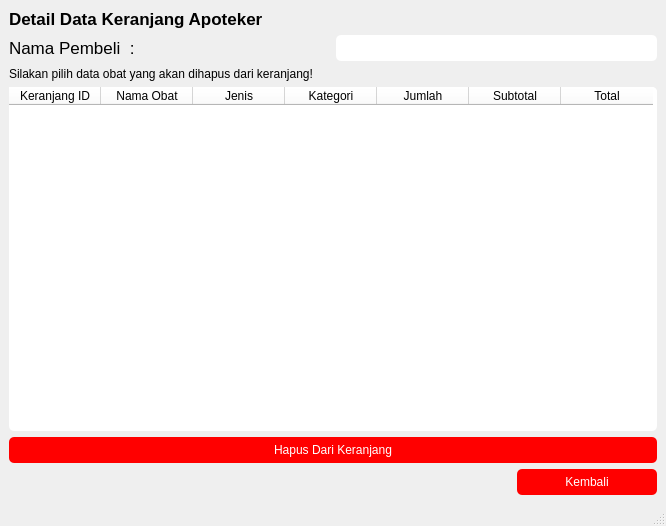
The window that frontend/detailKeranjangApoteker.ui (RN-1986/Aplikasi-apotek) describes before a commit, drawn with Qt 5.
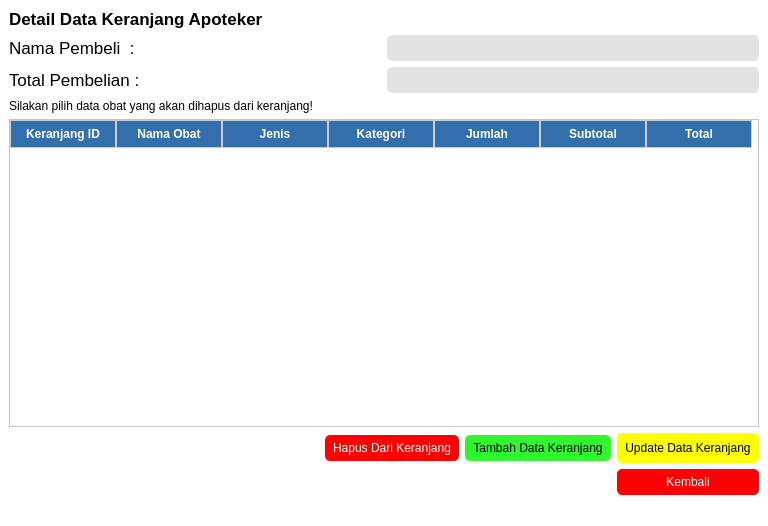
The same window after the commit.

Patch:
```diff
--- a/frontend/detailKeranjangApoteker.ui
+++ b/frontend/detailKeranjangApoteker.ui
@@ -6,7 +6,7 @@
    <rect>
     <x>0</x>
     <y>0</y>
-    <width>666</width>
+    <width>757</width>
     <height>526</height>
    </rect>
   </property>
@@ -14,11 +14,103 @@
    <string>MainWindow</string>
   </property>
   <property name="styleSheet">
-   <string notr="true"/>
+   <string notr="true">background-color: rgb(255, 255, 255);</string>
   </property>
   <widget class="QWidget" name="centralwidget">
-   <layout class="QVBoxLayout" name="verticalLayout">
-    <item>
+   <layout class="QGridLayout" name="gridLayout_2">
+    <item row="2" column="0">
+     <widget class="QLabel" name="label_3">
+      <property name="text">
+       <string>Silakan pilih data obat yang akan dihapus dari keranjang!</string>
+      </property>
+     </widget>
+    </item>
+    <item row="1" column="0" colspan="5">
+     <layout class="QGridLayout" name="gridLayout">
+      <item row="0" column="0">
+       <widget class="QLabel" name="label_2">
+        <property name="font">
+         <font>
+          <pointsize>13</pointsize>
+         </font>
+        </property>
+        <property name="text">
+         <string>Nama Pembeli  :</string>
+        </property>
+       </widget>
+      </item>
+      <item row="0" column="1">
+       <widget class="QLabel" name="label_namaPembeli">
+        <property name="styleSheet">
+         <string notr="true">background-color: rgb(226, 226, 226);
+border-radius: 5px;
+padding: 6px 8px; 
+alternate-background-color: rgb(187, 255, 253);</string>
+        </property>
+        <property name="text">
+         <string/>
+        </property>
+       </widget>
+      </item>
+      <item row="1" column="0">
+       <widget class="QLabel" name="label_4">
+        <property name="font">
+         <font>
+          <pointsize>13</pointsize>
+         </font>
+        </property>
+        <property name="text">
+         <string>Total Pembelian :</string>
+        </property>
+       </widget>
+      </item>
+      <item row="1" column="1">
+       <widget class="QLabel" name="label_5">
+        <property name="styleSheet">
+         <string notr="true">background-color: rgb(226, 226, 226);
+border-radius: 5px;
+padding: 6px 8px; 
+alternate-background-color: rgb(187, 255, 253);</string>
+        </property>
+        <property name="text">
+         <string/>
+        </property>
+       </widget>
+      </item>
+     </layout>
+    </item>
+    <item row="5" column="4">
+     <widget class="QPushButton" name="pushButton_kembali">
+      <property name="styleSheet">
+       <string notr="true">QPushButton { 
+border-radius: 5px; 
+	background-color: rgb(255, 0, 0);
+    color: white;
+padding: 6px 20px;
+    min-width: 100px;
+    max-width: 200px;
+}
+
+/* Saat kursor hover */
+QPushButton:hover {
+     /* warna saat hover */
+background-color:rgb(213, 0, 0);
+	color: white;
+}
+
+/* Saat tombol ditekan */
+QPushButton:pressed {
+     /* warna saat ditekan */
+background-color: rgb(213, 0, 0);
+	color: white;
+}</string>
+      </property>
+      <property name="text">
+       <string>Kembali</string>
+      </property>
+     </widget>
+    </item>
+    <item row="0" column="0" colspan="5">
      <widget class="QLabel" name="label">
       <property name="font">
        <font>
@@ -34,50 +126,20 @@
       </property>
      </widget>
     </item>
-    <item>
-     <layout class="QGridLayout" name="gridLayout">
-      <item row="0" column="0">
-       <widget class="QLabel" name="label_2">
-        <property name="font">
-         <font>
-          <pointsize>13</pointsize>
-         </font>
-        </property>
-        <property name="text">
-         <string>Nama Pembeli  :</string>
-        </property>
-       </widget>
-      </item>
-      <item row="0" column="1">
-       <widget class="QLabel" name="label_namaPembeli">
-        <property name="styleSheet">
-         <string notr="true">background-color: rgb(255, 255, 255);
-border-radius: 5px;
-padding: 6px 8px; 
-alternate-background-color: rgb(187, 255, 253);</string>
-        </property>
-        <property name="text">
-         <string/>
-        </property>
-       </widget>
-      </item>
-     </layout>
-    </item>
-    <item>
-     <widget class="QLabel" name="label_3">
-      <property name="text">
-       <string>Silakan pilih data obat yang akan dihapus dari keranjang!</string>
-      </property>
-     </widget>
-    </item>
-    <item>
+    <item row="3" column="0" colspan="5">
      <widget class="QTableWidget" name="tableWidget">
       <property name="styleSheet">
-       <string notr="true">background-color: rgb(255, 255, 255);
-border-radius: 5px;</string>
+       <string notr="true">QHeaderView::section {
+	background-color: rgb(50, 111, 172);
+    color: white;
+    font-weight: bold;
+    padding: 4px;
+    border: 1px solid #ccc;
+}
+</string>
       </property>
       <attribute name="horizontalHeaderDefaultSectionSize">
-       <number>92</number>
+       <number>106</number>
       </attribute>
       <column>
        <property name="text">
@@ -116,7 +178,65 @@
       </column>
      </widget>
     </item>
-    <item>
+    <item row="4" column="4">
+     <widget class="QPushButton" name="pushButton_2">
+      <property name="styleSheet">
+       <string notr="true">QPushButton { 
+background-color: rgb(255, 255, 0);	
+	border-radius: 5px;
+padding: 8px 8px; 
+}
+
+/* Saat kursor hover */
+QPushButton:hover {
+     /* warna saat hover */
+	background-color: rgb(255, 255, 127);
+    color: black;
+}
+
+/* Saat tombol ditekan */
+QPushButton:pressed {
+     /* warna saat ditekan */
+	background-color: rgb(255, 255, 127);
+    color: black;
+}</string>
+      </property>
+      <property name="text">
+       <string>Update Data Keranjang</string>
+      </property>
+     </widget>
+    </item>
+    <item row="4" column="3">
+     <widget class="QPushButton" name="pushButton">
+      <property name="styleSheet">
+       <string notr="true">QPushButton { 
+background-color: rgb(49, 245, 46);
+	border-radius: 5px;
+padding: 6px 8px; 
+}
+
+/* Saat kursor hover */
+QPushButton:hover {
+     /* warna saat hover */
+	background-color: rgb(85, 255, 127);
+    color: black;
+}
+
+/* Saat tombol ditekan */
+QPushButton:pressed {
+     /* warna saat ditekan */
+		background-color: rgb(85, 255, 127);
+    color: black;
+}
+
+</string>
+      </property>
+      <property name="text">
+       <string>Tambah Data Keranjang</string>
+      </property>
+     </widget>
+    </item>
+    <item row="4" column="2">
      <widget class="QPushButton" name="pushButton_hapusDataKeranjang">
       <property name="styleSheet">
        <string notr="true">QPushButton { 
@@ -145,37 +265,6 @@
       </property>
      </widget>
     </item>
-    <item alignment="Qt::AlignRight">
-     <widget class="QPushButton" name="pushButton_kembali">
-      <property name="styleSheet">
-       <string notr="true">QPushButton { 
-border-radius: 5px; 
-	background-color: rgb(255, 0, 0);
-    color: white;
-padding: 6px 20px;
-    min-width: 100px;
-    max-width: 200px;
-}
-
-/* Saat kursor hover */
-QPushButton:hover {
-     /* warna saat hover */
-background-color:rgb(213, 0, 0);
-	color: white;
-}
-
-/* Saat tombol ditekan */
-QPushButton:pressed {
-     /* warna saat ditekan */
-background-color: rgb(213, 0, 0);
-	color: white;
-}</string>
-      </property>
-      <property name="text">
-       <string>Kembali</string>
-      </property>
-     </widget>
-    </item>
    </layout>
   </widget>
   <widget class="QMenuBar" name="menubar">
```
Left out of the diff: 2 changed lines with no effect on the pictures.
